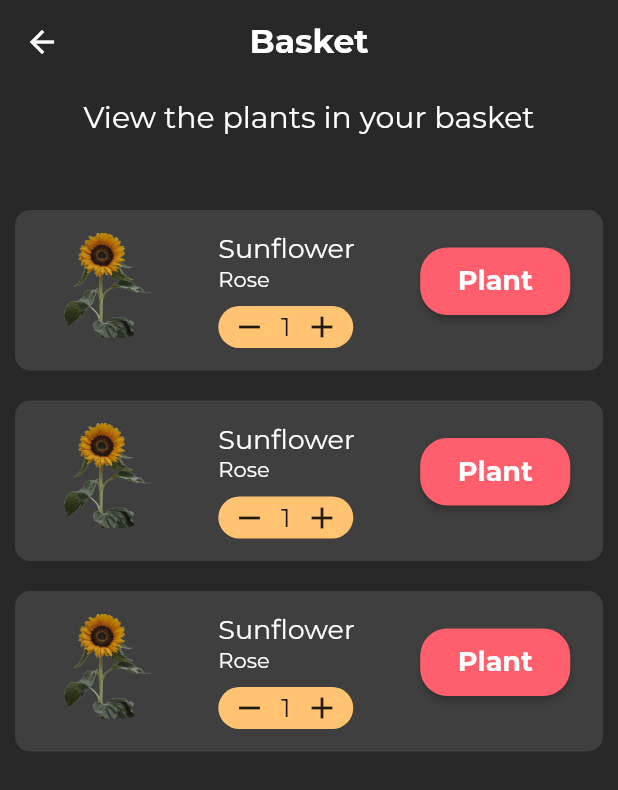
After one commit to my-flutter-applications/ToadStool, a Flutter app: the DetailScreen screen opened directly, scrolled down 576 dp, after a tap on "Add To Basket", on a phone screen of 412 x 824 dp. The commit adds this screen. Shown: the top 790 px of the screen. Run offline on Flutter 3.47's test engine with Material 2 defaults, Android fonts, the light colour scheme and no system bars; our stand-ins replace firebase_auth, firebase_core; accounts and stored records are empty; project files that could hold a hidden picture were left out.

Commit message:
Creating basket screen

```diff
--- a/lib/main.dart
+++ b/lib/main.dart
@@ -1,5 +1,6 @@
 import 'package:firebase_core/firebase_core.dart';
 import 'package:flutter/material.dart';
+import 'package:toadstool/screens/basketscreen.dart';
 import 'package:toadstool/screens/detailsscreen.dart';
 import 'package:toadstool/screens/homepage.dart';
 import 'package:toadstool/screens/listplant.dart';
--- /dev/null
+++ b/lib/screens/basketscreen.dart
@@ -0,0 +1,158 @@
+import 'package:flutter/material.dart';
+import 'package:toadstool/widgets/mybutton.dart';
+
+class BasketScreen extends StatefulWidget {
+  final String name;
+  final String image;
+  final String plantType;
+
+  BasketScreen({this.name, this.image, this.plantType});
+  @override
+  _BasketScreenState createState() => _BasketScreenState();
+}
+
+class _BasketScreenState extends State<BasketScreen> {
+  int count = 1;
+
+  Widget _buildSingleCartProduct() {
+    return Container(
+      margin: EdgeInsets.symmetric(vertical: 10.0),
+      padding: EdgeInsets.symmetric(vertical: 15.0),
+      decoration: BoxDecoration(
+          color: Theme.of(context).primaryColorDark,
+          borderRadius: BorderRadius.all(
+            Radius.circular(10.0),
+          )),
+      child: Row(
+        mainAxisAlignment: MainAxisAlignment.spaceAround,
+        crossAxisAlignment: CrossAxisAlignment.start,
+        children: [
+          Padding(
+            padding: const EdgeInsets.symmetric(horizontal: 0.0),
+            child: ClipRRect(
+              borderRadius: BorderRadius.circular(20.0),
+              child: Container(
+                height: 70,
+                width: 70,
+                decoration: BoxDecoration(
+                  image: DecorationImage(
+                    image: AssetImage(
+                      "images/${widget.image}",
+                    ),
+                  ),
+                ),
+              ),
+            ),
+          ),
+          Column(
+            crossAxisAlignment: CrossAxisAlignment.start,
+            children: [
+              Text(
+                widget.name,
+                // textAlign: TextAlign.left,
+                style: TextStyle(color: Colors.white, fontSize: 18.0),
+              ),
+              Text(
+                widget.plantType,
+                // textAlign: TextAlign.left,
+                style: TextStyle(color: Colors.white, fontSize: 14.0),
+              ),
+              Container(
+                margin: EdgeInsets.only(top: 10.0),
+                height: 28.0,
+                width: 90.0,
+                decoration: BoxDecoration(
+                  color: Theme.of(context).primaryColor,
+                  borderRadius: BorderRadius.circular(20.0),
+                ),
+                child: Row(
+                  mainAxisAlignment: MainAxisAlignment.spaceEvenly,
+                  children: [
+                    GestureDetector(
+                      child: Icon(
+                        Icons.remove,
+                      ),
+                      onTap: () {
+                        setState(() {
+                          if (count > 1) {
+                            count--;
+                          }
+                        });
+                      },
+                    ),
+                    Text(count.toString(), style: TextStyle(fontSize: 18.0)),
+                    GestureDetector(
+                      child: Icon(Icons.add),
+                      onTap: () {
+                        setState(() {
+                          count++;
+                        });
+                      },
+                    ),
+                  ],
+                ),
+              ),
+            ],
+          ),
+          Padding(
+            padding: const EdgeInsets.symmetric(vertical: 10.0),
+            child: SizedBox(
+              height: 45,
+              width: 100,
+              child: MyButton(
+                name: 'Plant',
+              ),
+            ),
+          ),
+        ],
+      ),
+    );
+  }
+
+  @override
+  Widget build(BuildContext context) {
+    return Scaffold(
+      appBar: AppBar(
+        centerTitle: true,
+        title: Text(
+          'Basket',
+          style: TextStyle(
+              color: Colors.white, fontWeight: FontWeight.bold, fontSize: 22.0),
+        ),
+        backgroundColor: Colors.transparent,
+        elevation: 0.0,
+        leading: IconButton(
+          icon: Icon(
+            Icons.arrow_back,
+            color: Colors.white,
+          ),
+          onPressed: () {},
+        ),
+      ),
+      body: Padding(
+        padding: const EdgeInsets.all(10.0),
+        child: ListView(
+          children: [
+            Column(
+              crossAxisAlignment: CrossAxisAlignment.center,
+              children: [
+                Container(
+                  child: Text(
+                    'View the plants in your basket',
+                    style: TextStyle(color: Colors.white, fontSize: 20.0),
+                  ),
+                ),
+                SizedBox(
+                  height: 40.0,
+                ),
+                _buildSingleCartProduct(),
+                _buildSingleCartProduct(),
+                _buildSingleCartProduct(),
+              ],
+            )
+          ],
+        ),
+      ),
+    );
+  }
+}
--- a/lib/screens/detailsscreen.dart
+++ b/lib/screens/detailsscreen.dart
@@ -1,4 +1,5 @@
 import 'package:flutter/material.dart';
+import 'package:toadstool/screens/basketscreen.dart';
 import 'package:toadstool/screens/homepage.dart';
 import 'package:toadstool/widgets/myTable.dart';
 import 'package:toadstool/widgets/mybutton.dart';
@@ -56,25 +57,25 @@ class _DetailScreenState extends State<DetailScreen> {
                   ),
                 ],
               ),
-              Padding(
-                padding: const EdgeInsets.all(8.0),
-                child: Container(
-                  decoration: BoxDecoration(
-                    color: Theme.of(context).primaryColor,
-                    borderRadius: BorderRadius.all(
-                      Radius.circular(30.0),
-                    ),
-                  ),
-                  child: IconButton(
-                    icon: Icon(
-                      Icons.shopping_bag,
-                      size: 20.0,
-                    ),
-                    color: Colors.white,
-                    onPressed: () {},
-                  ),
-                ),
-              ),
+              // Padding(
+              //   padding: const EdgeInsets.all(8.0),
+              //   child: Container(
+              //     decoration: BoxDecoration(
+              //       color: Theme.of(context).primaryColor,
+              //       borderRadius: BorderRadius.all(
+              //         Radius.circular(30.0),
+              //       ),
+              //     ),
+              //     child: IconButton(
+              //       icon: Icon(
+              //         Icons.shopping_bag,
+              //         size: 20.0,
+              //       ),
+              //       color: Colors.white,
+              //       onPressed: () {},
+              //     ),
+              //   ),
+              // ),
             ],
           ),
         ),
@@ -291,8 +292,15 @@ class _DetailScreenState extends State<DetailScreen> {
           height: 50.0,
           width: 390.0,
           child: MyButton(
-            name: 'Plant',
-            onPressed: () {},
+            name: 'Add To Basket',
+            onPressed: () {
+              Navigator.of(context).pushReplacement(MaterialPageRoute(
+                  builder: (context) => BasketScreen(
+                        name: widget.name,
+                        image: widget.image,
+                        plantType: 'Rose',
+                      )));
+            },
           ),
         ),
       ),
```
